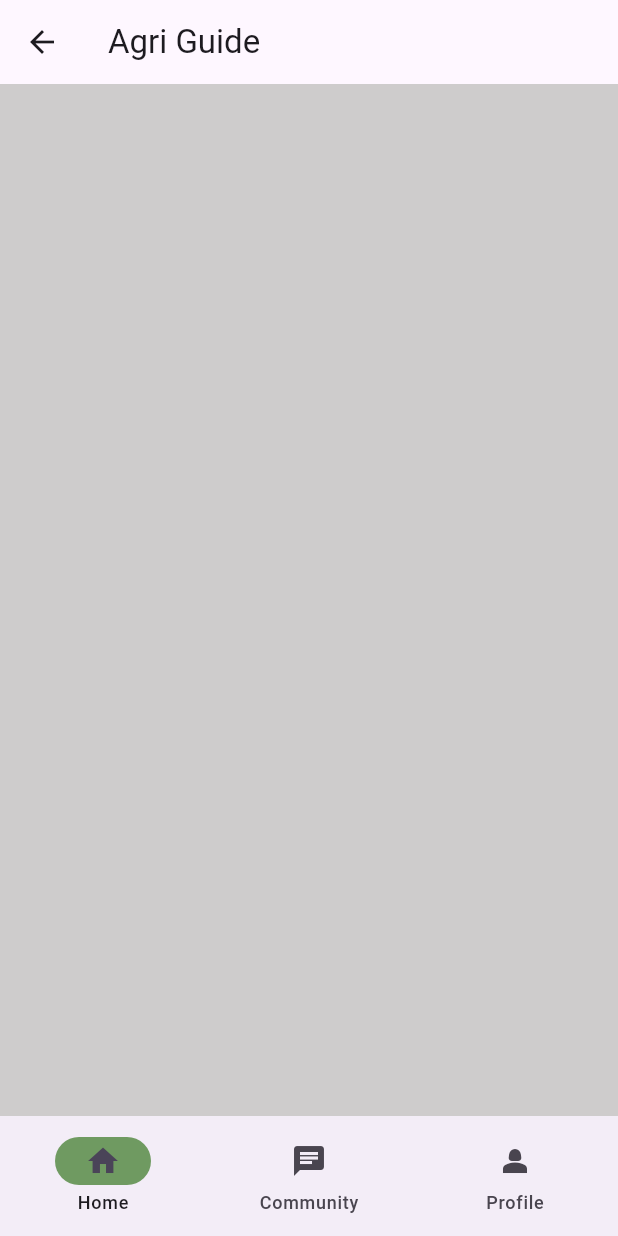
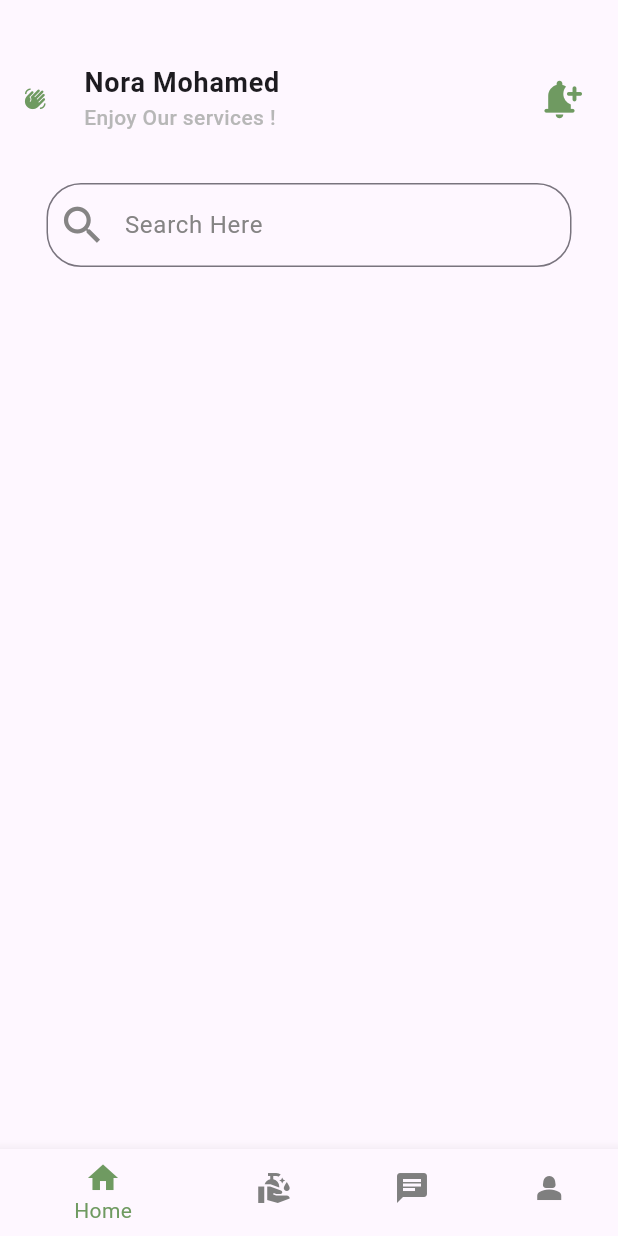
Before and after one commit to Elmosalamy/copy, a Flutter app: the Bottomnav screen opened directly, on a phone screen of 412 x 824 dp. Run offline on Flutter 3.47's test engine with Material 3 defaults, Android fonts, the phone set to English and light mode, and no system bars; our stand-ins replace flutter_screenutil, get.

Commit message:
first commit

```diff
--- a/lib/Core/Constants.dart
+++ b/lib/Core/Constants.dart
@@ -3,3 +3,4 @@ import 'package:flutter/material.dart';
 String logo = 'assets/images/virus.png';
 Color Kprimarycolor = Color(0xff6f9a61);
 Color Ksecondarycolor = Color(0xfff5f5f5);
+Color Asecondarycolor = Color(0xff858484);
--- a/lib/Features/Bottom_nav/Presentation/BottomNav.dart
+++ b/lib/Features/Bottom_nav/Presentation/BottomNav.dart
@@ -1,47 +1,72 @@
 import 'package:agriguide/Core/Constants.dart';
+import 'package:agriguide/Features/Chat/Presentation/Chatview.dart';
+import 'package:agriguide/Features/Community/Presentation/CommunityView.dart';
+import 'package:agriguide/Features/Home/Presentation/HomeView.dart';
+import 'package:agriguide/Features/Profile/Presentation/ProfileView.dart';
+import 'package:agriguide/Features/Services/Presentation/ServicesView.dart';
 import 'package:flutter/material.dart';
 
 class Bottomnav extends StatefulWidget {
   const Bottomnav({super.key});
-
+  static String id = 'BottomNavBar';
   @override
   State<Bottomnav> createState() => _BottomnavState();
 }
 
 class _BottomnavState extends State<Bottomnav> {
-  int currentPageIndex = 0;
+  int _selectedIndex = 0;
+  static const TextStyle optionStyle =
+      TextStyle(fontSize: 30, fontWeight: FontWeight.bold);
+  static const List<Widget> _widgetOptions = <Widget>[
+    HomeView(),
+    ChatView(),
+    CommunityView(),
+    ProfileView(),
+  ];
+
+  void _onItemTapped(int index) {
+    setState(() {
+      _selectedIndex = index;
+    });
+  }
 
   @override
   Widget build(BuildContext context) {
     return Scaffold(
-      appBar: AppBar(
-        title: Text('Agri Guide '),
-      ),
       backgroundColor: Color.fromARGB(255, 206, 204, 204),
-      bottomNavigationBar: NavigationBar(
-        onDestinationSelected: (int index) {
-          setState(() {
-            currentPageIndex = index;
-          });
-        },
-        indicatorColor: Kprimarycolor,
-        selectedIndex: currentPageIndex,
-        destinations: const <Widget>[
-          NavigationDestination(
-            icon: Icon(Icons.home),
+      bottomNavigationBar: BottomNavigationBar(
+        currentIndex: _selectedIndex,
+        unselectedItemColor: Color(0xff7f7f7f),
+        selectedItemColor: Kprimarycolor,
+        onTap: _onItemTapped,
+        items: const <BottomNavigationBarItem>[
+          BottomNavigationBarItem(
+            icon: Icon(
+              Icons.home,
+            ),
             label: 'Home',
           ),
-          NavigationDestination(
-            icon: Icon(Icons.chat),
+          BottomNavigationBarItem(
+            icon: Icon(
+              Icons.clean_hands,
+            ),
+            label: 'Services',
+          ),
+          BottomNavigationBarItem(
+            icon: Icon(
+              Icons.chat,
+            ),
             label: 'Community',
           ),
-          NavigationDestination(
-            icon: Icon(Icons.person_2_sharp),
+          BottomNavigationBarItem(
+            icon: Icon(
+              Icons.person_2_sharp,
+            ),
             label: 'Profile',
           ),
         ],
       ),
-      body: <Widget>[Container(), Container(), Container()][currentPageIndex],
+      body: _widgetOptions[_selectedIndex],
     );
   }
 }
--- /dev/null
+++ b/lib/Features/Home/Presentation/HomeView.dart
@@ -0,0 +1,64 @@
+import 'package:agriguide/Core/Constants.dart';
+import 'package:flutter/material.dart';
+
+class HomeView extends StatelessWidget {
+  const HomeView({super.key});
+  static String id = 'HomeView';
+  @override
+  Widget build(BuildContext context) {
+    return Scaffold(
+        body: Column(
+      children: [
+        SizedBox(
+          height: 30,
+        ),
+        ListTile(
+          leading: Icon(
+            size: 15,
+            Icons.waving_hand,
+            color: Kprimarycolor,
+          ),
+          trailing: Icon(
+            size: 30,
+            Icons.notification_add_rounded,
+            color: Kprimarycolor,
+          ),
+          title: Text(
+            'Nora Mohamed',
+            style: TextStyle(fontWeight: FontWeight.w700, fontSize: 18),
+          ),
+          subtitle: Text(
+            'Enjoy Our services !',
+            style: TextStyle(
+                fontSize: 14,
+                fontWeight: FontWeight.w500,
+                color: Color(0xffB7B7B7)),
+          ),
+        ),
+        SizedBox(
+          height: 20,
+        ),
+        Container(
+          width: 350,
+          child: TextField(
+            decoration: InputDecoration(
+                focusedBorder: OutlineInputBorder(
+                    borderRadius: BorderRadius.circular(20),
+                    borderSide: BorderSide(color: Kprimarycolor)),
+                hintText: 'Search Here',
+                hintStyle: TextStyle(
+                    color: Color(0xff858484), fontWeight: FontWeight.w400),
+                prefixIcon: Icon(
+                  Icons.search,
+                  size: 33,
+                  color: Color(0xff858484),
+                ),
+                border: OutlineInputBorder(
+                    borderRadius: BorderRadius.circular(23),
+                    borderSide: BorderSide(color: Color(0xff858484)))),
+          ),
+        )
+      ],
+    ));
+  }
+}
--- a/pubspec.yaml
+++ b/pubspec.yaml
@@ -36,6 +36,7 @@ dependencies:
   # Use with the CupertinoIcons class for iOS style icons.
   cupertino_icons: ^1.0.2
   get: ^4.6.6
+  flutter_screenutil: ^5.9.0
 
 dev_dependencies:
   flutter_test:
```
Also changed, not shown: lib/Features/Chat/Presentation/Chatview.dart (added, +19 -0 lines), lib/Features/Chat/Presentation/Widgets/ChatMsg.dart (added, +19 -0 lines), lib/Features/Chat/Presentation/Widgets/ChatViewbody.dart (added, +35 -0 lines), lib/Features/Chat/Presentation/Widgets/Chatbuble.dart (added, +60 -0 lines), lib/Features/Chat/Presentation/Widgets/Chattextfield.dart (added, +51 -0 lines), lib/Features/Chat/Presentation/Widgets/ProfileName.dart (added, +33 -0 lines), lib/Features/Community/Presentation/CommunityView.dart (added, +10 -0 lines), lib/Features/Profile/Presentation/ProfileView.dart (added, +10 -0 lines), lib/Features/Services/Presentation/ServicesView.dart (added, +10 -0 lines), lib/Features/Splash/Presentation/Widgets/SplashViewbody.dart (+9 -10 lines), lib/main.dart (+12 -4 lines), assets/images/ChangePass (1).jpg (added), assets/images/ChangePass (2).jpg (added), assets/images/ChangePass (3).jpg (added), 3 more files.
